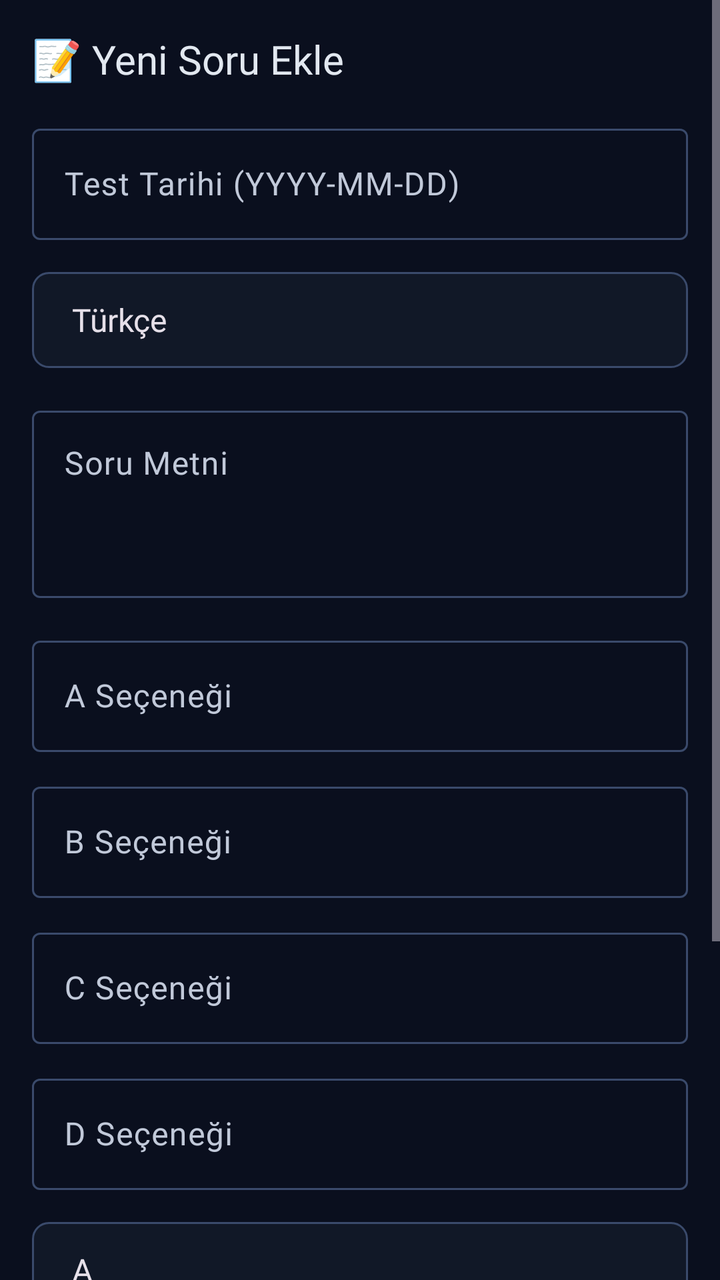
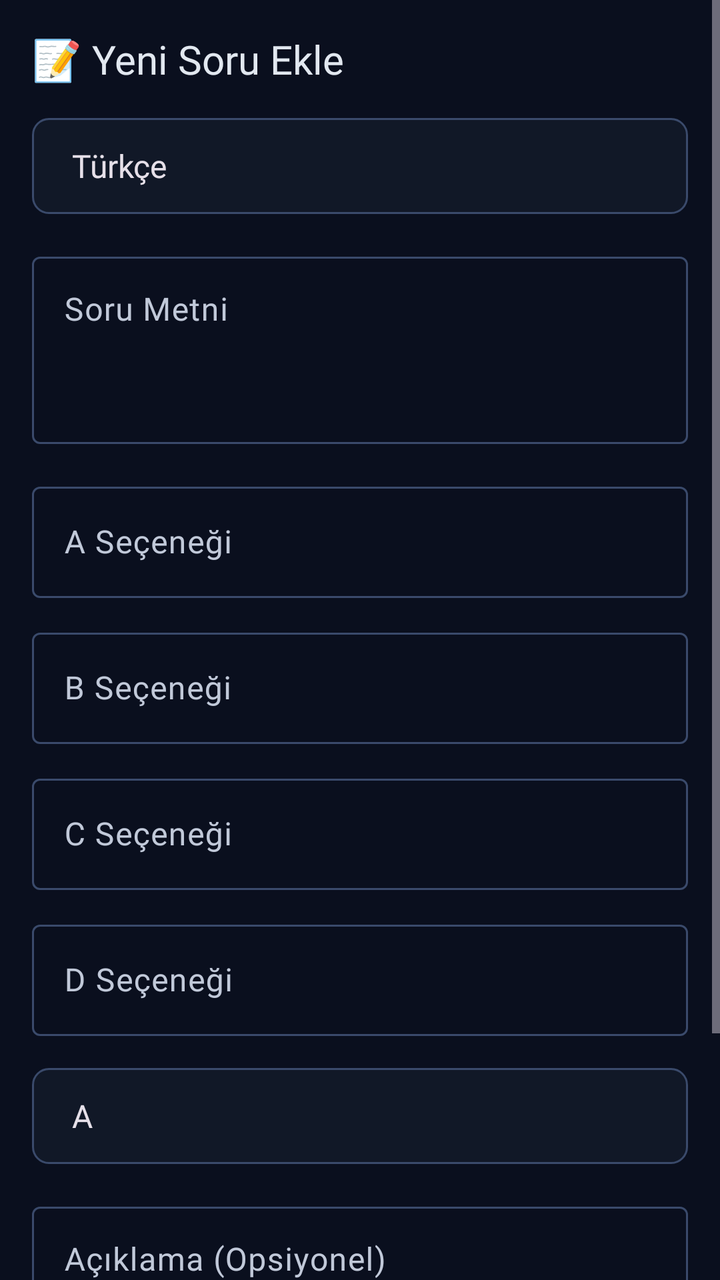

Screens rendered from an Android XML layout before and after an edit, with the pre-edit source and the edit as a unified diff.
<!-- AndroidManifest.xml: application theme Theme.KPSSArena -->
<!-- res/layout/fragment_add_question.xml -->
<?xml version="1.0" encoding="utf-8"?>
<ScrollView
    xmlns:android="http://schemas.android.com/apk/res/android"
    xmlns:app="http://schemas.android.com/apk/res-auto"
    android:layout_width="match_parent"
    android:layout_height="match_parent"
    android:background="@color/background">
    <LinearLayout
        android:layout_width="match_parent"
        android:layout_height="wrap_content"
        android:orientation="vertical"
        android:padding="16dp">
        <TextView
            android:layout_width="wrap_content"
            android:layout_height="wrap_content"

            android:text="📝 Yeni Soru Ekle"
            android:textColor="@color/on_surface"
            android:textSize="20sp"
            android:fontFamily="@font/inter_bold"
            android:layout_marginBottom="16dp" />
        
        <com.google.android.material.textfield.TextInputLayout
            android:layout_width="match_parent"
            android:layout_height="wrap_content"
            style="@style/Widget.Material3.TextInputLayout.OutlinedBox"
            android:hint="Test Tarihi (YYYY-MM-DD)"
            android:layout_marginBottom="16dp">
            <com.google.android.material.textfield.TextInputEditText
                android:id="@+id/et_test_date"
                android:layout_width="match_parent"
                android:layout_height="wrap_content"
                android:textColor="@color/on_surface" />
        </com.google.android.material.textfield.TextInputLayout>
        
        <Spinner
            android:id="@+id/spinner_category"
            android:layout_width="match_parent"
            android:layout_height="48dp"
            android:background="@drawable/bg_spinner"
            android:entries="@array/categories"
            android:layout_marginBottom="16dp" />
        
        <com.google.android.material.textfield.TextInputLayout
            android:layout_width="match_parent"
            android:layout_height="wrap_content"
            style="@style/Widget.Material3.TextInputLayout.OutlinedBox"
            android:hint="Soru Metni"
            android:layout_marginBottom="16dp">
            <com.google.android.material.textfield.TextInputEditText

                android:id="@+id/et_question_text"
                android:layout_width="match_parent"
                android:layout_height="wrap_content"
                android:minLines="3"
                android:gravity="top"
                android:textColor="@color/on_surface" />
        </com.google.android.material.textfield.TextInputLayout>
        
        <com.google.android.material.textfield.TextInputLayout
            android:layout_width="match_parent"
            android:layout_height="wrap_content"
            style="@style/Widget.Material3.TextInputLayout.OutlinedBox"
            android:hint="A Seçeneği"
            android:layout_marginBottom="12dp">
            <com.google.android.material.textfield.TextInputEditText
                android:id="@+id/et_option_a"
                android:layout_width="match_parent"
                android:layout_height="wrap_content"
                android:textColor="@color/on_surface" />
        </com.google.android.material.textfield.TextInputLayout>
        <com.google.android.material.textfield.TextInputLayout
            android:layout_width="match_parent"
            android:layout_height="wrap_content"
            style="@style/Widget.Material3.TextInputLayout.OutlinedBox"
            android:hint="B Seçeneği"
            android:layout_marginBottom="12dp">
            <com.google.android.material.textfield.TextInputEditText
                android:id="@+id/et_option_b"
                android:layout_width="match_parent"
                android:layout_height="wrap_content"
                android:textColor="@color/on_surface" />
        </com.google.android.material.textfield.TextInputLayout>

        <com.google.android.material.textfield.TextInputLayout
            android:layout_width="match_parent"
            android:layout_height="wrap_content"
            style="@style/Widget.Material3.TextInputLayout.OutlinedBox"
            android:hint="C Seçeneği"
            android:layout_marginBottom="12dp">
            <com.google.android.material.textfield.TextInputEditText
                android:id="@+id/et_option_c"
                android:layout_width="match_parent"
                android:layout_height="wrap_content"
                android:textColor="@color/on_surface" />
        </com.google.android.material.textfield.TextInputLayout>
        <com.google.android.material.textfield.TextInputLayout
            android:layout_width="match_parent"
            android:layout_height="wrap_content"
            style="@style/Widget.Material3.TextInputLayout.OutlinedBox"
            android:hint="D Seçeneği"
            android:layout_marginBottom="16dp">
            <com.google.android.material.textfield.TextInputEditText
                android:id="@+id/et_option_d"
                android:layout_width="match_parent"
                android:layout_height="wrap_content"
                android:textColor="@color/on_surface" />
        </com.google.android.material.textfield.TextInputLayout>
        
        <Spinner
            android:id="@+id/spinner_correct"
            android:layout_width="match_parent"
            android:layout_height="48dp"
            android:background="@drawable/bg_spinner"
            android:entries="@array/options"
            android:layout_marginBottom="16dp" />
        

        <com.google.android.material.textfield.TextInputLayout
            android:layout_width="match_parent"
            android:layout_height="wrap_content"
            style="@style/Widget.Material3.TextInputLayout.OutlinedBox"
            android:hint="Açıklama (Opsiyonel)"
            android:layout_marginBottom="24dp">
            <com.google.android.material.textfield.TextInputEditText
                android:id="@+id/et_explanation"
                android:layout_width="match_parent"
                android:layout_height="wrap_content"
                android:minLines="3"
                android:gravity="top"
                android:textColor="@color/on_surface" />
        </com.google.android.material.textfield.TextInputLayout>
        <com.google.android.material.button.MaterialButton
            android:id="@+id/btn_save"
            style="@style/Widget.KPSSArena.Button"
            android:layout_width="match_parent"
            android:layout_height="56dp"
            android:text="Soruyu Kaydet"
            android:textColor="@color/on_primary"
            app:backgroundTint="@color/primary" />
    </LinearLayout>
</ScrollView>
<!-- resources referenced by this layout -->
<resources>
  <string-array name="categories">
          <item>Türkçe</item>
          <item>Matematik</item>
          <item>Tarih</item>
          <item>Coğrafya</item>
          <item>Vatandaşlık</item>
          <item>Güncel Bilgiler</item>
      </string-array>
  <string-array name="options">
          <item>A</item>
          <item>B</item>
          <item>C</item>
          <item>D</item>
      </string-array>
  <color name="background">#0A0F1E</color>
  <color name="on_primary">#1A1000</color>
  <color name="on_surface">#E2E8F0</color>
  <color name="primary">#C9A84C</color>
  <!-- drawable bg_spinner (drawable) -->
  <?xml version="1.0" encoding="utf-8"?>
  <shape xmlns:android="http://schemas.android.com/apk/res/android"
      android:shape="rectangle">
      <solid android:color="@color/surface" />
      <corners android:radius="8dp" />
      <stroke android:width="1dp" android:color="@color/outline" />
      <padding android:left="12dp" android:right="12dp" />
  </shape>
  <style name="Widget.KPSSArena.Button" parent="Widget.Material3.Button">
          <item name="cornerRadius">12dp</item>
          <item name="android:textAllCaps">false</item>
          <item name="android:fontFamily">@font/inter_semibold</item>
          <item name="android:textSize">16sp</item>
          <item name="android:minHeight">56dp</item>
      </style>
  <style name="Theme.KPSSArena" parent="Theme.Material3.Dark.NoActionBar">
          
          <item name="colorPrimary">#C9A84C</item>
          <item name="colorOnPrimary">#1A1000</item>
          <item name="colorPrimaryContainer">#3D2C00</item>
          <item name="colorOnPrimaryContainer">#FFE08C</item>
          
          
          <item name="colorSecondary">#0D1B3E</item>
          <item name="colorOnSecondary">#E8EDF7</item>
          <item name="colorSecondaryContainer">#1E2A45</item>
          <item name="colorOnSecondaryContainer">#D4E3FF</item>
          
          
          <item name="colorTertiary">#A5C4FF</item>
          <item name="colorOnTertiary">#002D6B</item>
          
          
          <item name="android:colorBackground">#0A0F1E</item>
          <item name="colorSurface">#111827</item>
          <item name="colorSurfaceVariant">#1E2A45</item>
          <item name="colorOnSurface">#E2E8F0</item>
          <item name="colorOnSurfaceVariant">#C1C9D9</item>
          
          
          <item name="colorOutline">#3A4A6B</item>
          <item name="colorOutlineVariant">#1A2A4B</item>
          
          
          <item name="colorError">#CF6679</item>
          <item name="colorOnError">#370B1E</item>
          
          
          <item name="android:statusBarColor">@android:color/transparent</item>
          <item name="android:navigationBarColor">@android:color/transparent</item>
          <item name="android:windowLightStatusBar">false</item>
          
          
          <item name="fontFamily">@font/inter_regular</item>
  
          
          
          <item name="shapeAppearanceSmallComponent">@style/ShapeAppearance.KPSSArena.Small</item>
          <item name="shapeAppearanceMediumComponent">@style/ShapeAppearance.KPSSArena.Medium</item>
          <item name="shapeAppearanceLargeComponent">@style/ShapeAppearance.KPSSArena.Large</item>
      </style>
  <color name="surface">#111827</color>
  <color name="outline">#3A4A6B</color>
  <style name="ShapeAppearance.KPSSArena.Small" parent="ShapeAppearance.Material3.Corner.Small">
          <item name="cornerFamily">rounded</item>
          <item name="cornerSize">12dp</item>
      </style>
  <style name="ShapeAppearance.KPSSArena.Medium" parent="ShapeAppearance.Material3.Corner.Medium">
          <item name="cornerFamily">rounded</item>
          <item name="cornerSize">16dp</item>
      </style>
  <style name="ShapeAppearance.KPSSArena.Large" parent="ShapeAppearance.Material3.Corner.Large">
          <item name="cornerFamily">rounded</item>
          <item name="cornerSize">24dp</item>
      </style>
</resources>

<!-- the commit's change to res/layout/fragment_add_question.xml (unified diff, before → after) -->
@@ -19,19 +19,6 @@
             android:textSize="20sp"
             android:fontFamily="@font/inter_bold"
             android:layout_marginBottom="16dp" />
-        
-        <com.google.android.material.textfield.TextInputLayout
-            android:layout_width="match_parent"
-            android:layout_height="wrap_content"
-            style="@style/Widget.Material3.TextInputLayout.OutlinedBox"
-            android:hint="Test Tarihi (YYYY-MM-DD)"
-            android:layout_marginBottom="16dp">
-            <com.google.android.material.textfield.TextInputEditText
-                android:id="@+id/et_test_date"
-                android:layout_width="match_parent"
-                android:layout_height="wrap_content"
-                android:textColor="@color/on_surface" />
-        </com.google.android.material.textfield.TextInputLayout>
         
         <Spinner
             android:id="@+id/spinner_category"
